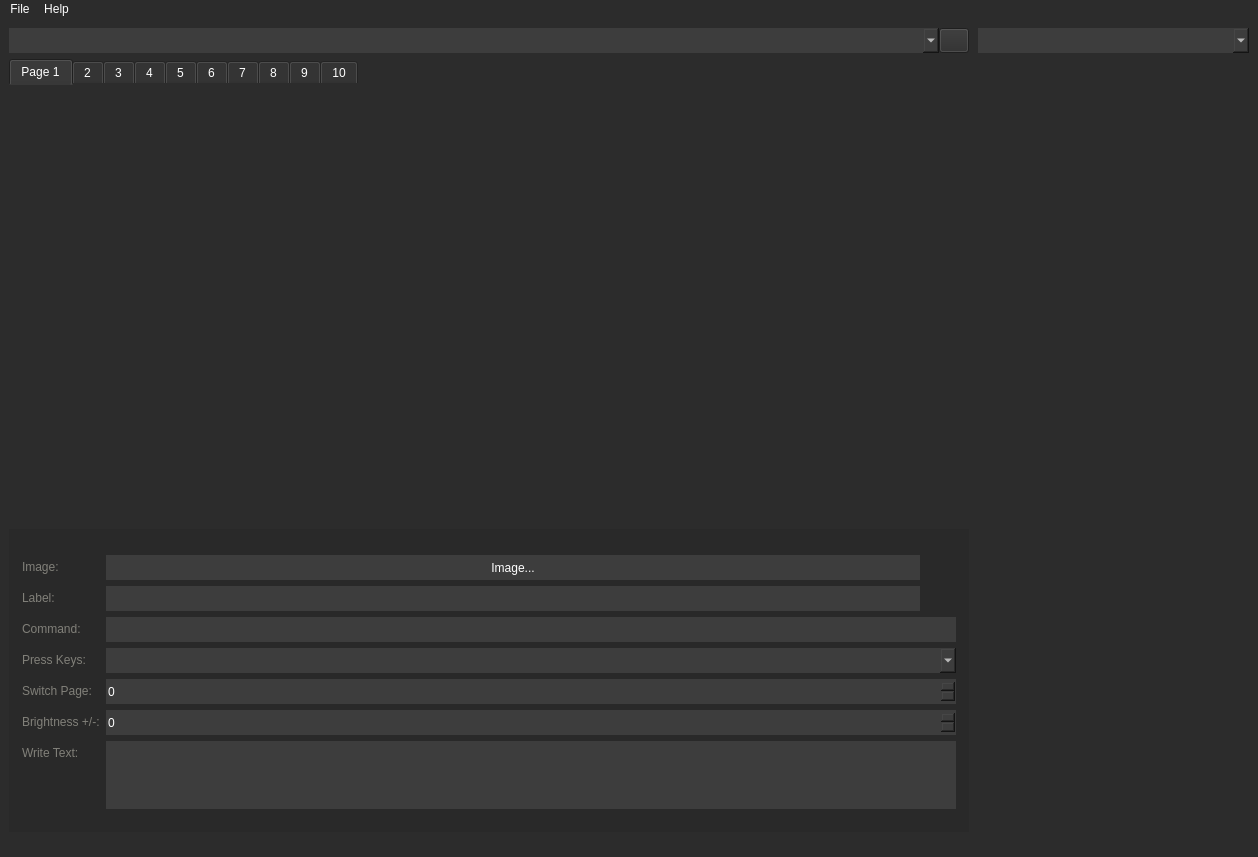
The window that streamdeck_ui/main.ui (Asthonishia/streamdeck-ui) describes before a commit, drawn with Qt 5.
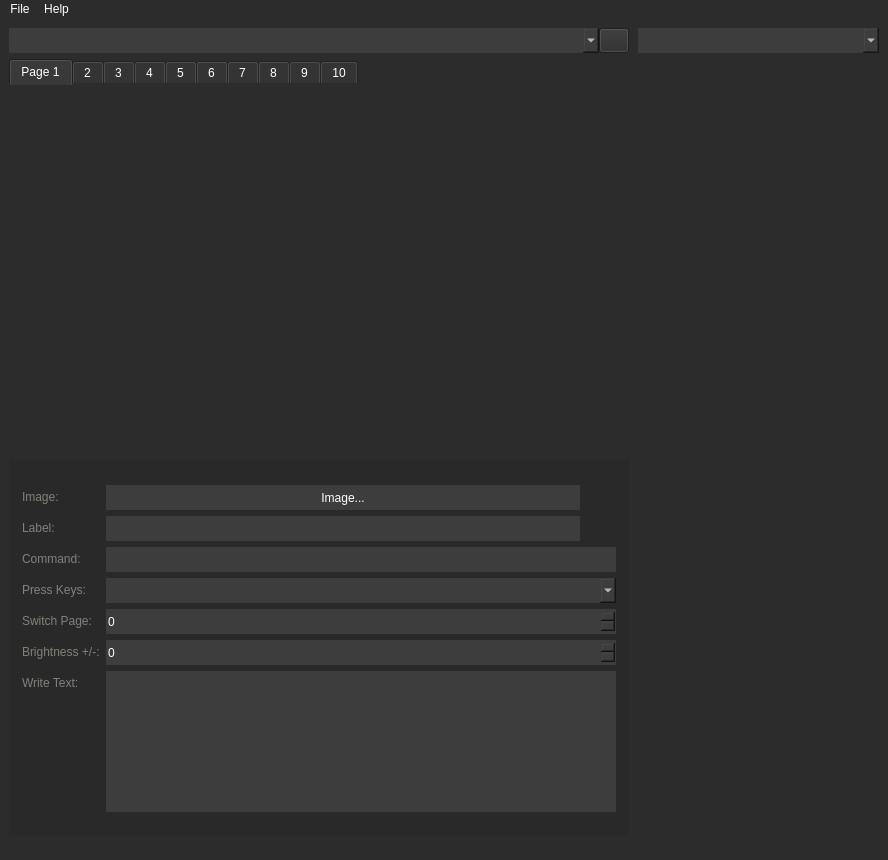
The same window after the commit. The open tabs and pages were chosen to show the change. Icons and pictures are not drawn.

Diff of the .ui file:
```diff
--- a/streamdeck_ui/main.ui
+++ b/streamdeck_ui/main.ui
@@ -6,8 +6,8 @@
    <rect>
     <x>0</x>
     <y>0</y>
-    <width>1258</width>
-    <height>768</height>
+    <width>888</width>
+    <height>860</height>
    </rect>
   </property>
   <property name="windowTitle">
@@ -77,7 +77,7 @@
            <widget class="QComboBox" name="device_list">
             <property name="minimumSize">
              <size>
-              <width>920</width>
+              <width>580</width>
               <height>25</height>
              </size>
             </property>
@@ -127,20 +127,28 @@
           </property>
           <property name="minimumSize">
            <size>
-            <width>0</width>
-            <height>470</height>
+            <width>580</width>
+            <height>400</height>
            </size>
           </property>
           <property name="autoFillBackground">
            <bool>false</bool>
           </property>
           <property name="styleSheet">
-           <string notr="true">background-color:#2C2C2C;border: none;</string>
+           <string notr="true">background-color:#2C2C2C;
+border-left: none;
+border-right: none;
+border-top: none;
+border-bottom: 1;
+border-bottom-color: #1C1C1C;</string>
           </property>
           <property name="currentIndex">
            <number>9</number>
           </property>
           <widget class="QWidget" name="page_1">
+           <property name="styleSheet">
+            <string notr="true">background-color:#2C2C2C;border: none;</string>
+           </property>
            <attribute name="title">
             <string>Page 1</string>
            </attribute>
@@ -219,8 +227,8 @@
          <widget class="QGroupBox" name="groupBox">
           <property name="minimumSize">
            <size>
-            <width>920</width>
-            <height>0</height>
+            <width>580</width>
+            <height>368</height>
            </size>
           </property>
           <property name="styleSheet">
@@ -583,7 +591,7 @@
        <widget class="QComboBox" name="comboBox">
         <property name="minimumSize">
          <size>
-          <width>280</width>
+          <width>250</width>
           <height>25</height>
          </size>
         </property>
@@ -601,7 +609,7 @@
     <rect>
      <x>0</x>
      <y>0</y>
-     <width>1258</width>
+     <width>888</width>
      <height>22</height>
     </rect>
    </property>
```
Left out of the diff: 29 changed lines with no effect on the pictures.
